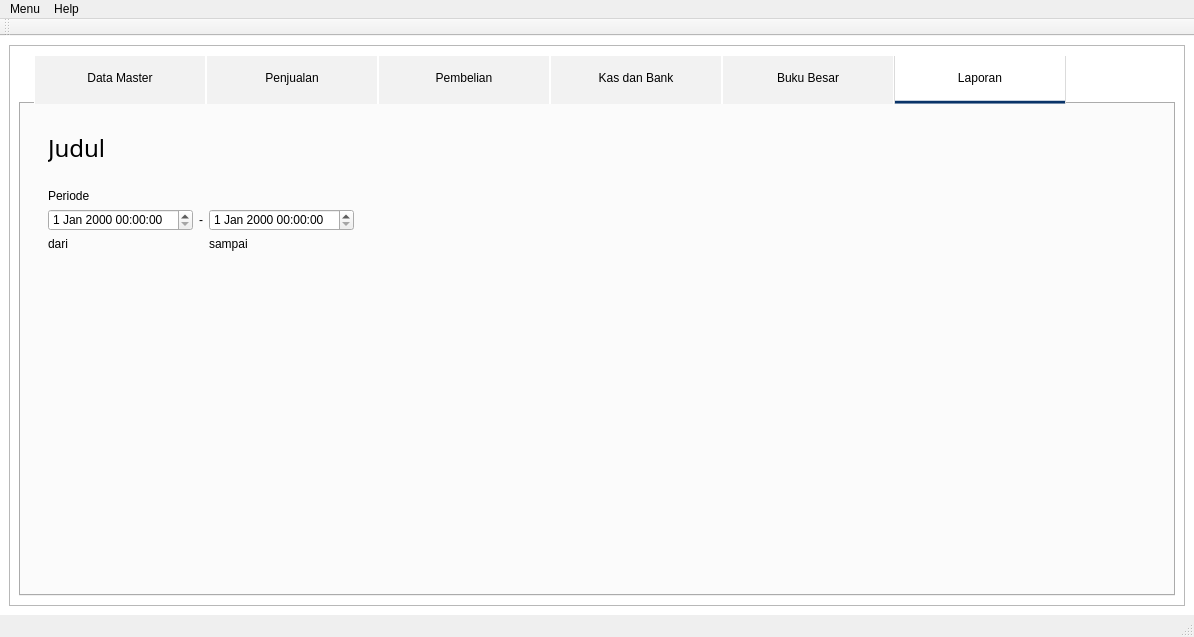
Before: the Qt Designer form source/GUI.ui in fnugrahendi/petuk.corp, drawn with Qt 5.
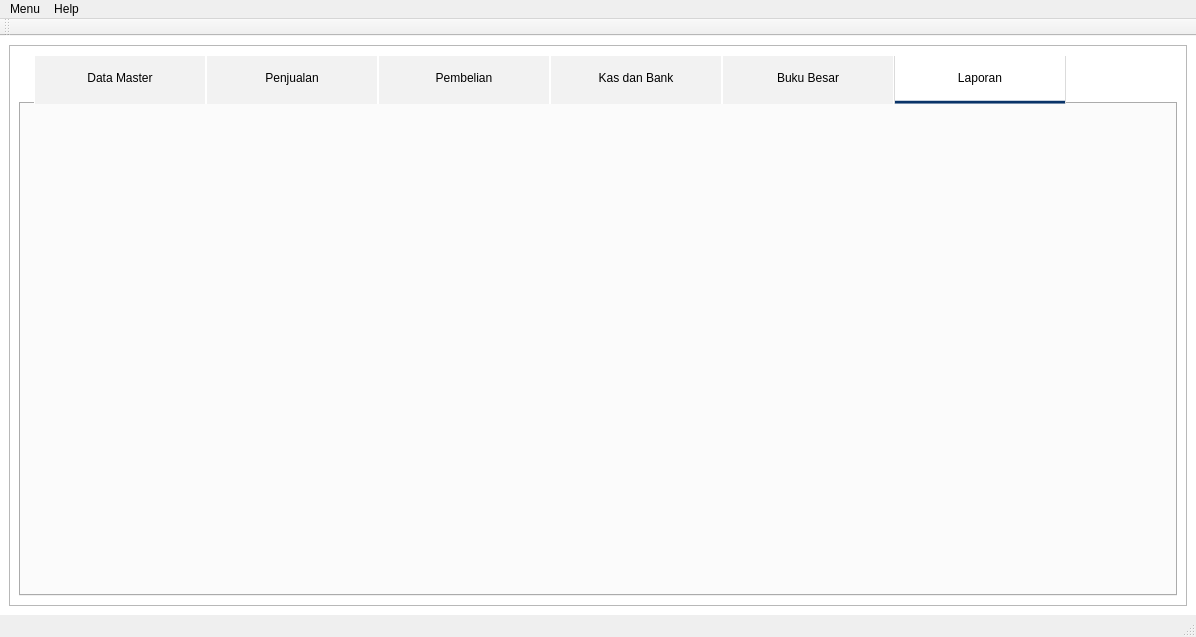
After: the same form once the commit is applied. The open tabs and pages were chosen to show the change. Icons and pictures are not drawn.

Commit message: tear laporan

```diff
--- a/source/GUI.ui
+++ b/source/GUI.ui
@@ -6,7 +6,7 @@
    <rect>
     <x>0</x>
     <y>0</y>
-    <width>1194</width>
+    <width>1196</width>
     <height>637</height>
    </rect>
   </property>
@@ -10041,232 +10041,7 @@
           <attribute name="title">
            <string>Laporan</string>
           </attribute>
-          <layout class="QGridLayout" name="gridLayout_11">
-           <item row="0" column="0">
-            <widget class="QStackedWidget" name="st_Laporan">
-             <property name="currentIndex">
-              <number>1</number>
-             </property>
-             <widget class="QWidget" name="st_Laporan_Menu">
-              <layout class="QGridLayout" name="gridLayout_12">
-               <item row="1" column="0">
-                <widget class="QFrame" name="frame">
-                 <property name="frameShape">
-                  <enum>QFrame::NoFrame</enum>
-                 </property>
-                 <property name="frameShadow">
-                  <enum>QFrame::Raised</enum>
-                 </property>
-                 <layout class="QVBoxLayout" name="verticalLayout_27">
-                  <item>
-                   <widget class="QGroupBox" name="groupBox">
-                    <property name="title">
-                     <string>Laporan</string>
-                    </property>
-                    <property name="flat">
-                     <bool>false</bool>
-                    </property>
-                    <property name="checkable">
-                     <bool>false</bool>
-                    </property>
-                    <layout class="QVBoxLayout" name="verticalLayout_28">
-                     <item>
-                      <widget class="QPushButton" name="pushButton_2">
-                       <property name="text">
-                        <string>Laporan Kas Harian</string>
-                       </property>
-                      </widget>
-                     </item>
-                     <item>
-                      <widget class="QPushButton" name="pushButton_3">
-                       <property name="text">
-                        <string>Laporan Laba Rugi</string>
-                       </property>
-                      </widget>
-                     </item>
-                     <item>
-                      <widget class="QPushButton" name="pushButton_4">
-                       <property name="text">
-                        <string>Laporan Neraca</string>
-                       </property>
-                      </widget>
-                     </item>
-                    </layout>
-                   </widget>
-                  </item>
-                  <item>
-                   <widget class="QGroupBox" name="groupBox_2">
-                    <property name="title">
-                     <string>Subsidiary Ledger</string>
-                    </property>
-                    <layout class="QVBoxLayout" name="verticalLayout_29">
-                     <item>
-                      <widget class="QPushButton" name="pushButton_5">
-                       <property name="text">
-                        <string>Laporan Hutang Piutang Perusahaan</string>
-                       </property>
-                      </widget>
-                     </item>
-                     <item>
-                      <widget class="QPushButton" name="pushButton_6">
-                       <property name="text">
-                        <string>Laporan Jual Beli Perusahaan</string>
-                       </property>
-                      </widget>
-                     </item>
-                    </layout>
-                   </widget>
-                  </item>
-                 </layout>
-                </widget>
-               </item>
-               <item row="1" column="2">
-                <spacer name="horizontalSpacer_2">
-                 <property name="orientation">
-                  <enum>Qt::Horizontal</enum>
-                 </property>
-                 <property name="sizeHint" stdset="0">
-                  <size>
-                   <width>40</width>
-                   <height>20</height>
-                  </size>
-                 </property>
-                </spacer>
-               </item>
-               <item row="2" column="0">
-                <spacer name="verticalSpacer_2">
-                 <property name="orientation">
-                  <enum>Qt::Vertical</enum>
-                 </property>
-                 <property name="sizeHint" stdset="0">
-                  <size>
-                   <width>20</width>
-                   <height>40</height>
-                  </size>
-                 </property>
-                </spacer>
-               </item>
-              </layout>
-             </widget>
-             <widget class="QWidget" name="st_Laporan_Periode">
-              <layout class="QVBoxLayout" name="verticalLayout_30">
-               <item>
-                <widget class="QFrame" name="frame_2">
-                 <property name="sizePolicy">
-                  <sizepolicy hsizetype="Preferred" vsizetype="Maximum">
-                   <horstretch>0</horstretch>
-                   <verstretch>0</verstretch>
-                  </sizepolicy>
-                 </property>
-                 <property name="frameShape">
-                  <enum>QFrame::NoFrame</enum>
-                 </property>
-                 <property name="frameShadow">
-                  <enum>QFrame::Raised</enum>
-                 </property>
-                 <layout class="QHBoxLayout" name="horizontalLayout_13">
-                  <item>
-                   <widget class="QLabel" name="lb_Pembelian_HutangUsaha_Title_2">
-                    <property name="sizePolicy">
-                     <sizepolicy hsizetype="Preferred" vsizetype="Maximum">
-                      <horstretch>0</horstretch>
-                      <verstretch>0</verstretch>
-                     </sizepolicy>
-                    </property>
-                    <property name="font">
-                     <font>
-                      <family>Segoe UI Semilight</family>
-                      <pointsize>18</pointsize>
-                     </font>
-                    </property>
-                    <property name="text">
-                     <string>Judul</string>
-                    </property>
-                    <property name="alignment">
-                     <set>Qt::AlignLeading|Qt::AlignLeft|Qt::AlignVCenter</set>
-                    </property>
-                   </widget>
-                  </item>
-                 </layout>
-                </widget>
-               </item>
-               <item>
-                <widget class="QFrame" name="frame_3">
-                 <property name="frameShape">
-                  <enum>QFrame::NoFrame</enum>
-                 </property>
-                 <property name="frameShadow">
-                  <enum>QFrame::Raised</enum>
-                 </property>
-                 <layout class="QGridLayout" name="gridLayout_13">
-                  <item row="1" column="1">
-                   <widget class="QLabel" name="label_4">
-                    <property name="text">
-                     <string>-</string>
-                    </property>
-                   </widget>
-                  </item>
-                  <item row="1" column="0">
-                   <widget class="QDateTimeEdit" name="dateTimeEdit"/>
-                  </item>
-                  <item row="0" column="0">
-                   <widget class="QLabel" name="label_2">
-                    <property name="text">
-                     <string>Periode</string>
-                    </property>
-                   </widget>
-                  </item>
-                  <item row="1" column="2">
-                   <widget class="QDateTimeEdit" name="dateTimeEdit_2"/>
-                  </item>
-                  <item row="1" column="3">
-                   <spacer name="horizontalSpacer_4">
-                    <property name="orientation">
-                     <enum>Qt::Horizontal</enum>
-                    </property>
-                    <property name="sizeHint" stdset="0">
-                     <size>
-                      <width>40</width>
-                      <height>20</height>
-                     </size>
-                    </property>
-                   </spacer>
-                  </item>
-                  <item row="2" column="0">
-                   <widget class="QLabel" name="label_3">
-                    <property name="text">
-                     <string>dari</string>
-                    </property>
-                   </widget>
-                  </item>
-                  <item row="2" column="2">
-                   <widget class="QLabel" name="label_5">
-                    <property name="text">
-                     <string>sampai</string>
-                    </property>
-                   </widget>
-                  </item>
-                 </layout>
-                </widget>
-               </item>
-               <item>
-                <spacer name="verticalSpacer_3">
-                 <property name="orientation">
-                  <enum>Qt::Vertical</enum>
-                 </property>
-                 <property name="sizeHint" stdset="0">
-                  <size>
-                   <width>20</width>
-                   <height>40</height>
-                  </size>
-                 </property>
-                </spacer>
-               </item>
-              </layout>
-             </widget>
-            </widget>
-           </item>
-          </layout>
+          <layout class="QGridLayout" name="gridLayout_11"/>
          </widget>
         </widget>
        </item>
@@ -10280,8 +10055,8 @@
     <rect>
      <x>0</x>
      <y>0</y>
-     <width>1194</width>
-     <height>25</height>
+     <width>1196</width>
+     <height>21</height>
     </rect>
    </property>
    <widget class="QMenu" name="menuMenu">
```
Left out of the diff: 405 changed lines with no effect on the pictures.
